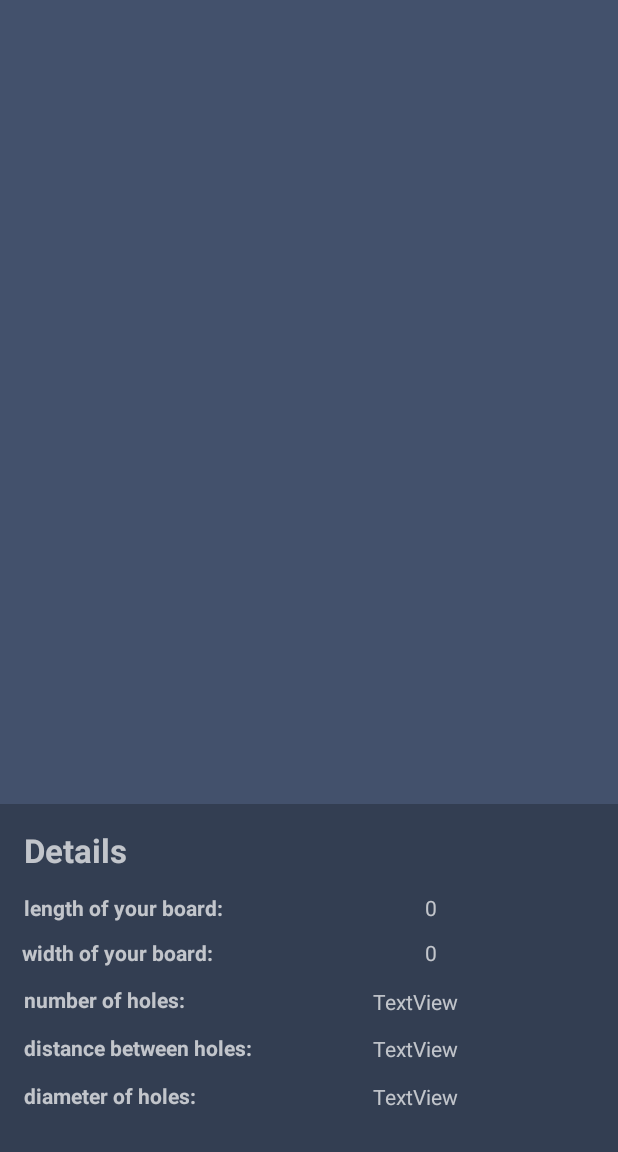
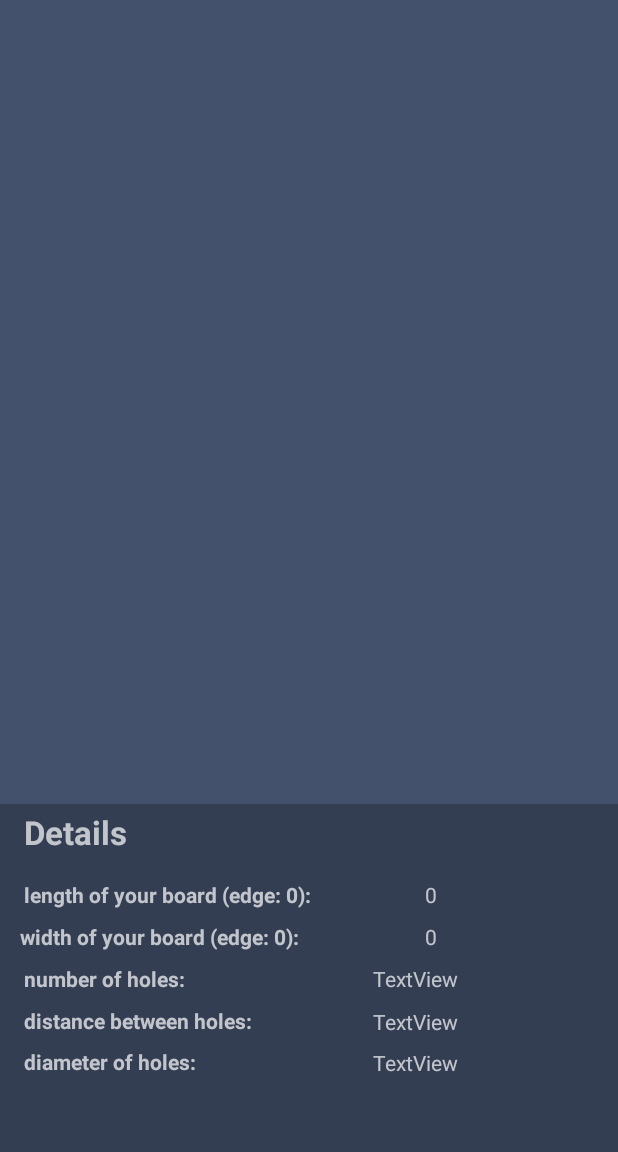
Before and after one commit to christopher-maier/Drilling-assistent, an Android app: the Main2Activity screen opened directly, with no data from a screen before it, on a phone screen of 412 x 824 dp, the part 84-1236 px from its top. Run offline under Robolectric (Android 15) with nearby library versions, the phone set to English and light mode, and no system bars.

Commit message:
Add files via upload

```diff
--- a/src/main/java/com/example/christopher/drillingassistant/Canvas.java
+++ b/src/main/java/com/example/christopher/drillingassistant/Canvas.java
@@ -6,7 +6,9 @@ import android.graphics.Color;
 import android.graphics.Paint;
 import android.graphics.Rect;
 import android.graphics.drawable.shapes.RectShape;
+import android.os.Build;
 import android.support.annotation.Nullable;
+import android.support.annotation.RequiresApi;
 import android.util.AttributeSet;
 import android.util.Log;
 import android.view.View;
@@ -15,14 +17,6 @@ import android.widget.TextView;
 public class Canvas extends View{
 
     DataObject dataObject = DataObject.getInstance();
-
-    double length = dataObject.getLength();
-    double width = dataObject.getWidth();
-    double edge_length = dataObject.getDistanceToLength();
-    double edge_width = dataObject.getDistanceToWidth();
-    double holes = dataObject.getHoles();
-    double distance = dataObject.getDistance();
-    double diameter = dataObject.getDiameter();
 
     public Canvas(Context context) {
         super(context);
@@ -39,6 +33,7 @@ public class Canvas extends View{
         init(attrs);
     }
 
+    @RequiresApi(api = Build.VERSION_CODES.LOLLIPOP)
     public Canvas(Context context, @Nullable AttributeSet attrs, int defStyleAttr, int defStyleRes) {
         super(context, attrs, defStyleAttr, defStyleRes);
         init(attrs);
@@ -50,11 +45,21 @@ public class Canvas extends View{
 
     @Override
     protected void onDraw(android.graphics.Canvas canvas) {
+
+        double length = dataObject.getLength();
+        double width = dataObject.getWidth();
+        double edge_length = dataObject.getDistanceToLength();
+        double edge_width = dataObject.getDistanceToWidth();
+        double holes = dataObject.getHoles();
+        double distance = dataObject.getDistance();
+        double diameter = dataObject.getDiameter();
+        int modeCase = (int) dataObject.getModeCase();
+
         canvas.drawColor(Color.parseColor("#43516c"));
 
-        double ratio = width / length;
-        length = 900;
-        width = length * ratio;
+        //double ratio = width / length;
+        //length = 900;
+        //width = length * ratio;
         int abstandToLength = (int) ((canvas.getWidth() - length) / 2);
         int abstandToWidth = (int) ((canvas.getHeight() - width) / 2);
 
@@ -65,20 +70,45 @@ public class Canvas extends View{
         rect.right = (int) (rect.left + length);
         rect.bottom = (int) (rect.top + width);
 
-        Log.d("DRAW","Rect: LEFT="+rect.left+" TOP="+rect.top+" RIGHT="+rect.right+" BOTTOM="+rect.bottom);
+        //Log.d("DRAW","Rect: LEFT="+rect.left+" TOP="+rect.top+" RIGHT="+rect.right+" BOTTOM="+rect.bottom);
 
 
         Paint paint_rect = new Paint();
         paint_rect.setColor(Color.WHITE);
         Paint paint_circle = new Paint();
-        //paint_circle.setColor(Color.parseColor("#43516c"));
+        paint_circle.setColor(Color.parseColor("#43516c"));
         //paint.setColor(Color.parseColor("#cc6699"));
-        paint_circle.setColor(Color.GREEN);
+        // paint_circle.setColor(Color.GREEN);
 
         canvas.drawRect(rect, paint_rect);
-        for(int i = 0; i <= (int) holes; i++) {
-            canvas.drawCircle((float) ((abstandToLength + edge_length + diameter) + (i * (distance + diameter))), (float) (abstandToWidth + edge_width) + 100, (float) diameter, paint_circle);
+
+       // double ratioLength = length * ratio;
+       // double ratioWidth = width * ratio;
+       // double ratioEdgeLength = edge_length * ratio;
+       // double ratioEdgeWidth = edge_width * ratio;
+       // double ratioDistance = distance * ratio;
+       // double ratioDiameter = diameter * ratio;
+
+       // Log.d("DRAW","ratio: "+ratio+" length: "+ratioLength+" width: ="+ratioWidth);
+       // Log.d("DRAW","abstandLength: "+abstandToLength+" abstandWidth: "+abstandToWidth);
+       // Log.d("DRAW","edgeLength: "+ratioEdgeLength+" edgeWidth: "+ratioEdgeWidth+" distance: ="+ratioDiameter + "diameter: " + ratioDiameter);
+
+        if(modeCase == 1){
+            for(int i = 0; i < holes; i++){
+                canvas.drawCircle((float) ((float) (abstandToLength + edge_length + diameter/2) + (i * (distance + diameter))), (float) (abstandToWidth + edge_width + diameter/2), (float) diameter/2, paint_circle );
+            }
         }
 
+        if(modeCase == 2){
+            for(int i = 0; i < holes; i++){
+                canvas.drawCircle((float) ((float) (abstandToLength + edge_length + diameter/2) + (i * (distance + diameter))), (float) (abstandToWidth + edge_width + diameter/2), (float) diameter/2, paint_circle );
+            }
+        }
+
+        if(modeCase == 3){
+            for(int i = 0; i < holes; i++){
+                canvas.drawCircle((float) ((float) (abstandToLength + edge_length + diameter/2) + (i * (distance + diameter))), (float) (abstandToWidth + edge_width + diameter/2), (float) diameter/2, paint_circle );
+            }
+        }
     }
 }
--- a/src/main/java/com/example/christopher/drillingassistant/DataObject.java
+++ b/src/main/java/com/example/christopher/drillingassistant/DataObject.java
@@ -10,6 +10,15 @@ public class DataObject {
     private double diameter = 0;
     private double distanceToLength = 0;
     private double distanceToWidth = 0;
+    private double modeCase = 0;
+
+    public double getModeCase() {
+        return modeCase;
+    }
+
+    public void setModeCase(double modeCase) {
+        this.modeCase = modeCase;
+    }
 
     public double getDistanceToLength() {
         return distanceToLength;
--- a/src/main/java/com/example/christopher/drillingassistant/Main2Activity.java
+++ b/src/main/java/com/example/christopher/drillingassistant/Main2Activity.java
@@ -11,6 +11,7 @@ import android.support.v7.app.AppCompatActivity;
 import android.os.Bundle;
 import android.support.v7.widget.Toolbar;
 import android.util.AttributeSet;
+import android.util.Log;
 import android.view.Menu;
 import android.view.MotionEvent;
 import android.view.ScaleGestureDetector;
@@ -28,16 +29,20 @@ public class Main2Activity extends AppCompatActivity {
 
     DataObject dataObject = DataObject.getInstance();
 
-    double length;
-    double width;
-    double holes;
-    double distance;
-    double diameter;
+    double length = dataObject.getLength();
+    double width = dataObject.getWidth();
+    double holes = dataObject.getHoles();
+    double distance = dataObject.getDistance();
+    double diameter = dataObject.getDiameter();
+    double distanceToLength = dataObject.getDistanceToLength();
+    double distanceToWidth = dataObject.getDistanceToWidth();
     int modeCase;
 
     TextView result_holes;
     TextView result_distance;
     TextView result_diameter;
+    TextView saysRemaining;
+    TextView remaining;
 
     @Override
     protected void onCreate(Bundle savedInstanceState) {
@@ -52,14 +57,14 @@ public class Main2Activity extends AppCompatActivity {
         Intent intent = getIntent();
         length = intent.getIntExtra(MainActivity.EXTRA_NUMBER0, 0);
         TextView text_length = (TextView) findViewById(R.id.text_length);
-        text_length.setText("length of your board: ");
+        text_length.setText("length of your board (edge: " + (int)distanceToLength + "): ");
 
         TextView user_length = (TextView) findViewById(R.id.user_length);
         user_length.setText("" + (int) length);
 
         width = intent.getIntExtra(MainActivity.EXTRA_NUMBER1, 0);
         TextView text_width = (TextView) findViewById(R.id.text_width);
-        text_width.setText("width of your board: ");
+        text_width.setText("width of your board (edge: "  + (int)distanceToWidth + "): ");
 
         TextView user_width = (TextView) findViewById(R.id.user_width);
         user_width.setText("" + (int) width);
@@ -82,6 +87,9 @@ public class Main2Activity extends AppCompatActivity {
 
         modeCase = intent.getIntExtra(MainActivity.EXTRA_NUMBER5, 0);
 
+        saysRemaining = (TextView) findViewById(R.id.saysRemaining);
+        remaining = (TextView) findViewById(R.id.remaining_text);
+
         userRestriction();
     }
 
@@ -92,6 +100,8 @@ public class Main2Activity extends AppCompatActivity {
             result_distance.setText("" + (int) distance);
 
             result_diameter.setText("" + (int) diameter);
+
+            dataObject.setModeCase(1);
         }
 
         if(modeCase == 2){
@@ -100,6 +110,8 @@ public class Main2Activity extends AppCompatActivity {
             result_distance.setText("" + (int) maxDistance(length, width, diameter, holes));
 
             result_diameter.setText("" + (int) diameter);
+
+            dataObject.setModeCase(2);
         }
 
         if(modeCase == 3){
@@ -108,44 +120,39 @@ public class Main2Activity extends AppCompatActivity {
             result_distance.setText("" + (int) distance);
 
             result_diameter.setText("" + (int) maxDiameter(length, width, distance, holes));
+
+            dataObject.setModeCase(3);
         }
     }
 
     public double maxHoles(double length, double width, double distance, double diameter) {
         double i;
-        if(length < diameter || width < diameter) {
-            System.out.println("Invalid");
-            i = 0;
-        }else {
-            i = ((length - (2 * distance))/ (diameter + distance));
-        }
+        i = ((length - (2 * distanceToLength)) / (diameter + distance));
+
         double VK = (int) i;
         double NK = i - VK;
-        if(NK != 0) {
-            Toast.makeText(this, NK + "mm müssen gleichmäßig auf die Abstände verteilt werden!", Toast.LENGTH_SHORT).show();
-        }
+        double NK_rounded = Math.round(100.0 * NK) / 100.0;
+       if(NK != 0){
+           saysRemaining.setVisibility(View.VISIBLE);
+           remaining.setText("" + NK_rounded);
+           remaining.setVisibility(View.VISIBLE);
+       }
+
         dataObject.setHoles(i);
         return i;
     }
     public double maxDistance(double length, double width, double diameter, double holes) {
         double j;
-        if(length < (holes * diameter) || width < diameter) {
-            System.out.println("Invalid");
-            j = 0;
-        }else {
-            j = ((length - (holes * diameter)) / (holes +2));
-        }
+
+        j = (((length - (distanceToLength * 2)) - (holes * diameter))) / (holes - 1);
         dataObject.setDistance(j);
+        Log.d("DRAW","calculated distance: "+dataObject.getDistance());
         return j;
     }
     public double maxDiameter(double length, double width, double distance, double holes) {
         double i;
-        if(length < distance || width < distance) {
-            System.out.println("Invalid");
-            i = 0;
-        }else {
-            i = ((distance * (holes + 2) - length)/ (-holes));
-        }
+        i = (((length - (2 * distanceToLength)) - ((holes - 1) * distance)) / holes);
+
         dataObject.setDiameter(i);
         return i;
     }
--- a/src/main/res/layout/activity_main2.xml
+++ b/src/main/res/layout/activity_main2.xml
@@ -35,6 +35,7 @@
         android:background="@color/colorPrimaryDark"
         app:layout_constraintBottom_toBottomOf="parent"
         app:layout_constraintEnd_toEndOf="parent"
+        app:layout_constraintHorizontal_bias="0.0"
         app:layout_constraintStart_toStartOf="parent"
         tools:ignore="MissingConstraints">
 
@@ -52,7 +53,7 @@
             app:layout_constraintBottom_toBottomOf="parent"
             app:layout_constraintStart_toStartOf="parent"
             app:layout_constraintTop_toTopOf="parent"
-            app:layout_constraintVertical_bias="0.262" />
+            app:layout_constraintVertical_bias="0.218" />
 
         <TextView
             android:id="@+id/result_distance"
@@ -69,10 +70,10 @@
             android:text="TextView"
             app:layout_constraintBottom_toBottomOf="parent"
             app:layout_constraintEnd_toEndOf="parent"
-            app:layout_constraintHorizontal_bias="0.71"
+            app:layout_constraintHorizontal_bias="0.709"
             app:layout_constraintStart_toStartOf="parent"
             app:layout_constraintTop_toTopOf="parent"
-            app:layout_constraintVertical_bias="0.74" />
+            app:layout_constraintVertical_bias="0.649" />
 
         <TextView
             android:id="@+id/result_diameter"
@@ -89,10 +90,10 @@
             android:text="TextView"
             app:layout_constraintBottom_toBottomOf="parent"
             app:layout_constraintEnd_toEndOf="parent"
-            app:layout_constraintHorizontal_bias="0.71"
+            app:layout_constraintHorizontal_bias="0.709"
             app:layout_constraintStart_toStartOf="parent"
             app:layout_constraintTop_toTopOf="parent"
-            app:layout_constraintVertical_bias="0.9" />
+            app:layout_constraintVertical_bias="0.786" />
 
         <TextView
             android:id="@+id/result_holes"
@@ -109,10 +110,10 @@
             android:text="TextView"
             app:layout_constraintBottom_toBottomOf="parent"
             app:layout_constraintEnd_toEndOf="parent"
-            app:layout_constraintHorizontal_bias="0.71"
+            app:layout_constraintHorizontal_bias="0.709"
             app:layout_constraintStart_toStartOf="parent"
             app:layout_constraintTop_toTopOf="parent"
-            app:layout_constraintVertical_bias="0.58" />
+            app:layout_constraintVertical_bias="0.502" />
 
         <TextView
             android:id="@+id/text_diameter"
@@ -133,7 +134,7 @@
             app:layout_constraintHorizontal_bias="0.0"
             app:layout_constraintStart_toStartOf="parent"
             app:layout_constraintTop_toTopOf="parent"
-            app:layout_constraintVertical_bias="1.0" />
+            app:layout_constraintVertical_bias="0.87" />
 
         <TextView
             android:id="@+id/text_distance"
@@ -154,7 +155,7 @@
             app:layout_constraintHorizontal_bias="0.0"
             app:layout_constraintStart_toStartOf="parent"
             app:layout_constraintTop_toTopOf="parent"
-            app:layout_constraintVertical_bias="1.0" />
+            app:layout_constraintVertical_bias="0.875" />
 
         <TextView
             android:id="@+id/text_holes"
@@ -175,7 +176,7 @@
             app:layout_constraintHorizontal_bias="0.0"
             app:layout_constraintStart_toStartOf="parent"
             app:layout_constraintTop_toTopOf="parent"
-            app:layout_constraintVertical_bias="1.0" />
+            app:layout_constraintVertical_bias="0.876" />
 
         <TextView
             android:id="@+id/text_width"
@@ -196,20 +197,58 @@
             app:layout_constraintHorizontal_bias="0.025"
             app:layout_constraintStart_toStartOf="parent"
             app:layout_constraintTop_toTopOf="parent"
-            app:layout_constraintVertical_bias="0.414" />
+            app:layout_constraintVertical_bias="0.36" />
 
         <TextView
-            android:id="@+id/textView7"
+            android:id="@+id/textView14"
             android:layout_width="wrap_content"
             android:layout_height="wrap_content"
             android:layout_marginLeft="16dp"
             android:layout_marginStart="16dp"
-            android:layout_marginTop="16dp"
+            android:layout_marginTop="4dp"
             android:text="Details"
             android:textSize="22sp"
             android:textStyle="bold"
             app:layout_constraintStart_toStartOf="parent"
             app:layout_constraintTop_toTopOf="parent" />
+
+        <TextView
+            android:id="@+id/saysRemaining"
+            android:layout_width="wrap_content"
+            android:layout_height="wrap_content"
+            android:layout_marginBottom="8dp"
+            android:layout_marginEnd="8dp"
+            android:layout_marginLeft="8dp"
+            android:layout_marginRight="8dp"
+            android:layout_marginStart="8dp"
+            android:layout_marginTop="8dp"
+            android:text="remaining:"
+            android:visibility="invisible"
+            app:layout_constraintBottom_toBottomOf="parent"
+            app:layout_constraintEnd_toEndOf="parent"
+            app:layout_constraintHorizontal_bias="0.026"
+            app:layout_constraintStart_toStartOf="parent"
+            app:layout_constraintTop_toTopOf="parent"
+            app:layout_constraintVertical_bias="0.959" />
+
+        <TextView
+            android:id="@+id/remaining_text"
+            android:layout_width="wrap_content"
+            android:layout_height="wrap_content"
+            android:layout_marginBottom="8dp"
+            android:layout_marginEnd="8dp"
+            android:layout_marginLeft="8dp"
+            android:layout_marginRight="8dp"
+            android:layout_marginStart="8dp"
+            android:layout_marginTop="8dp"
+            android:text="TextView"
+            android:visibility="invisible"
+            app:layout_constraintBottom_toBottomOf="parent"
+            app:layout_constraintEnd_toEndOf="parent"
+            app:layout_constraintHorizontal_bias="0.709"
+            app:layout_constraintStart_toStartOf="parent"
+            app:layout_constraintTop_toTopOf="parent"
+            app:layout_constraintVertical_bias="0.959" />
 
         <TextView
             android:id="@+id/user_length"
@@ -227,7 +266,7 @@
             app:layout_constraintHorizontal_bias="0.709"
             app:layout_constraintStart_toStartOf="parent"
             app:layout_constraintTop_toTopOf="parent"
-            app:layout_constraintVertical_bias="0.262" />
+            app:layout_constraintVertical_bias="0.218" />
 
         <TextView
             android:id="@+id/user_width"
@@ -245,7 +284,7 @@
             app:layout_constraintHorizontal_bias="0.709"
             app:layout_constraintStart_toStartOf="parent"
             app:layout_constraintTop_toTopOf="parent"
-            app:layout_constraintVertical_bias="0.414" />
+            app:layout_constraintVertical_bias="0.36" />
 
     </android.support.constraint.ConstraintLayout>
 
```
Also changed, not shown: src/main/java/com/example/christopher/drillingassistant/MainActivity.java (+8 -0 lines), 2 other files.
